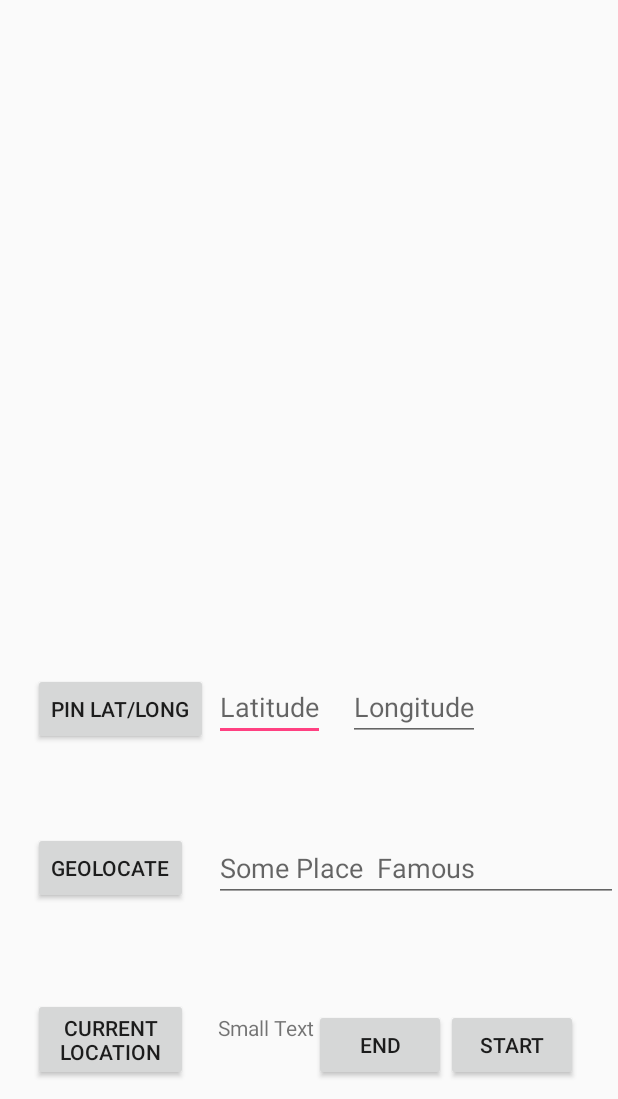
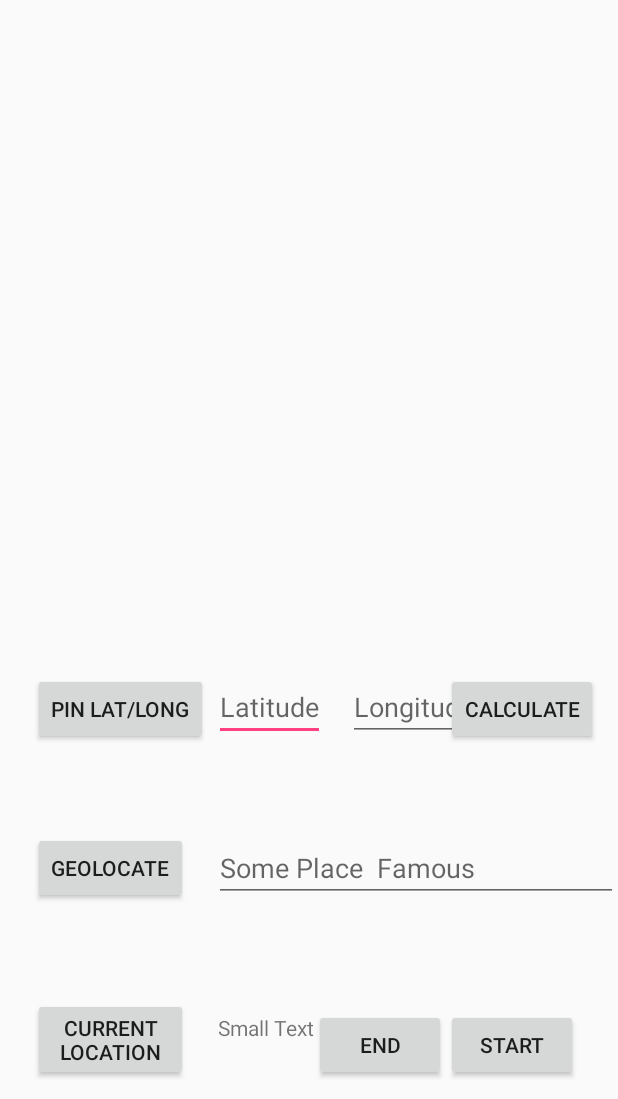
Before and after one commit to Ticzu/Five-Guys, an Android app: the MapsActivity screen opened directly, with no data from a screen before it, on a phone screen of 412 x 824 dp, the part 137-1236 px from its top. Run offline under Robolectric (Android 15) with nearby library versions, the phone set to English and light mode, and no system bars; 7 statements that could not run were skipped.

Commit message:
finished d

```diff
--- a/Android_HW6/build.gradle
+++ b/Android_HW6/build.gradle
@@ -5,7 +5,7 @@ buildscript {
         jcenter()
     }
     dependencies {
-        classpath 'com.android.tools.build:gradle:2.2.3'
+        classpath 'com.android.tools.build:gradle:2.3.0'
 
         // NOTE: Do not place your application dependencies here; they belong
         // in the individual module build.gradle files
--- a/HW7/CustomListView_sse/build.gradle
+++ b/HW7/CustomListView_sse/build.gradle
@@ -5,7 +5,7 @@ buildscript {
         jcenter()
     }
     dependencies {
-        classpath 'com.android.tools.build:gradle:2.2.3'
+        classpath 'com.android.tools.build:gradle:2.3.0'
 
         // NOTE: Do not place your application dependencies here; they belong
         // in the individual module build.gradle files
--- a/HW_8/miniSink2/app/build.gradle
+++ b/HW_8/miniSink2/app/build.gradle
@@ -25,7 +25,7 @@ dependencies {
     compile 'com.android.support:appcompat-v7:24.2.1'
     compile 'com.google.android.gms:play-services-maps:9.6.1'
     compile 'com.google.android.gms:play-services-appindexing:9.6.1'
-    compile 'com.google.android.gms:play-services-location:7.+'
+    compile 'com.google.android.gms:play-services-location:9.6.1'
 
 
 }
--- a/HW_8/miniSink2/app/src/main/res/layout/activity_maps.xml
+++ b/HW_8/miniSink2/app/src/main/res/layout/activity_maps.xml
@@ -114,6 +114,14 @@ tools:context="com.example.sse.minisink.MapsActivity" >
             android:layout_alignBottom="@+id/btnCurrentLocation"
             android:layout_toEndOf="@+id/btnEnd"/>
 
+        <Button
+            android:id="@+id/btnCal"
+            android:layout_width="wrap_content"
+            android:layout_height="wrap_content"
+            android:layout_alignTop="@+id/edtLong"
+            android:layout_toEndOf="@+id/btnEnd"
+            android:text="calculate" />
+
     </RelativeLayout>
 
 
--- a/build.gradle
+++ b/build.gradle
@@ -5,7 +5,7 @@ buildscript {
         jcenter()
     }
     dependencies {
-        classpath 'com.android.tools.build:gradle:2.2.3'
+        classpath 'com.android.tools.build:gradle:2.3.0'
 
         // NOTE: Do not place your application dependencies here; they belong
         // in the individual module build.gradle files
```
Also changed, not shown: HW_8/miniSink2/app/src/main/java/com/example/sse/minisink/MapsActivity.java (+31 -4 lines), gradle/wrapper/gradle-wrapper.properties.
